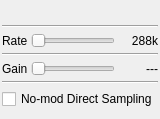
First picture: the form in plugins/samplesource/rtlsdr/rtlsdrgui.ui, repository f4exb/sdrangel, before the edit.
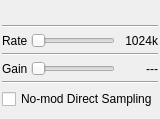
Second picture: the form after the edit. Custom widgets are drawn as their Qt base class.

Commit message: Default to 1M S/s for "best" s/n.

```diff
--- a/plugins/samplesource/rtlsdr/rtlsdrgui.ui
+++ b/plugins/samplesource/rtlsdr/rtlsdrgui.ui
@@ -143,7 +143,7 @@
         </size>
        </property>
        <property name="text">
-        <string>288k</string>
+        <string>1024k</string>
        </property>
        <property name="alignment">
         <set>Qt::AlignRight|Qt::AlignTrailing|Qt::AlignVCenter</set>
```
The commit also changes 2 other files.
